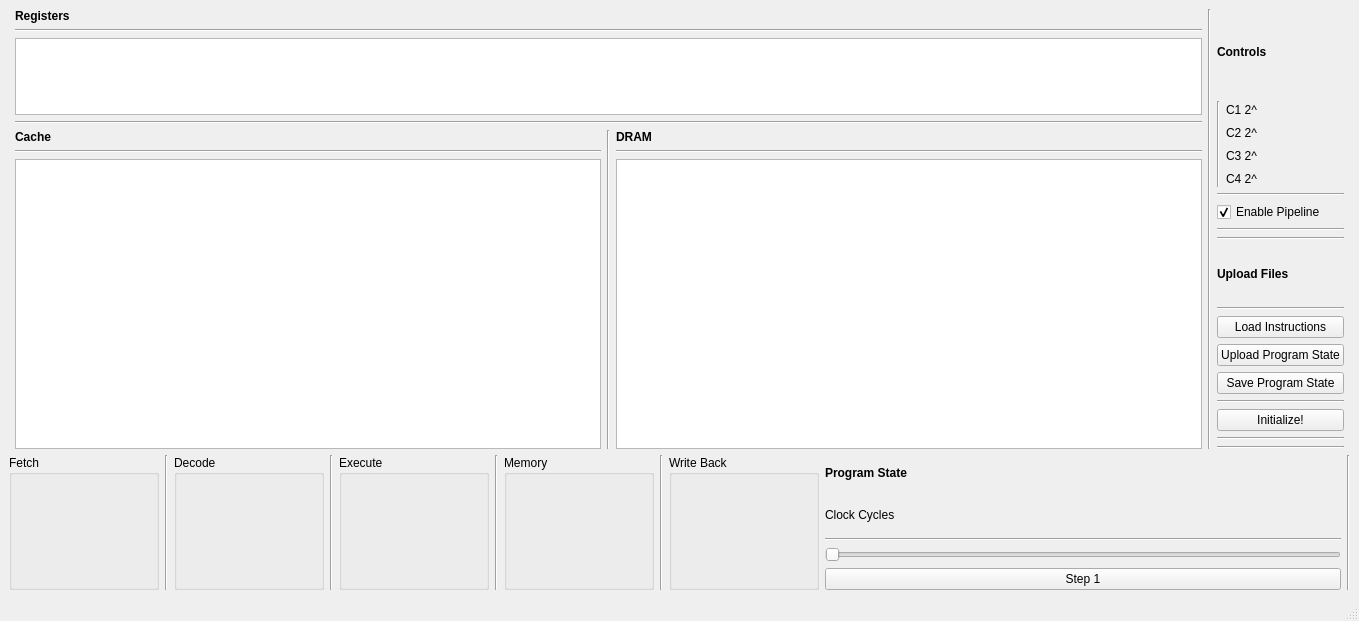
This is gui/gui.ui in bdunahu/RISC-V-ECTOR- as Qt 5 draws it before an edit. The edited form follows.
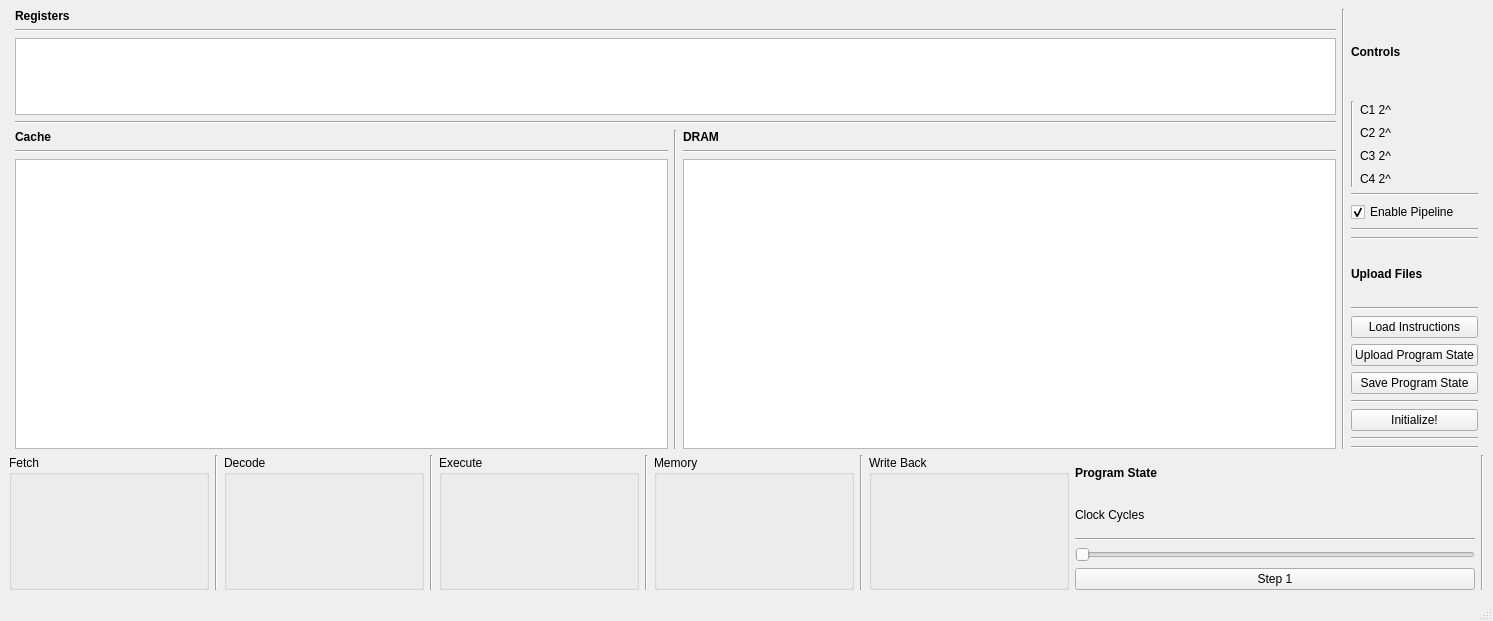
This is the edited form. Custom widgets are drawn as their Qt base class.

Commit message: Fix some spacing issues

What changed in the file:
```diff
--- a/gui/gui.ui
+++ b/gui/gui.ui
@@ -76,7 +76,14 @@
              </widget>
             </item>
             <item>
-             <widget class="QTextEdit" name="cache_table"/>
+             <widget class="QTextEdit" name="cache_table">
+              <property name="minimumSize">
+               <size>
+                <width>500</width>
+                <height>0</height>
+               </size>
+              </property>
+             </widget>
             </item>
            </layout>
           </item>
@@ -109,7 +116,14 @@
              </widget>
             </item>
             <item>
-             <widget class="QTextEdit" name="dram_table"/>
+             <widget class="QTextEdit" name="dram_table">
+              <property name="minimumSize">
+               <size>
+                <width>500</width>
+                <height>0</height>
+               </size>
+              </property>
+             </widget>
             </item>
            </layout>
           </item>
@@ -358,7 +372,7 @@
          <widget class="QGroupBox" name="Fetch">
           <property name="minimumSize">
            <size>
-            <width>150</width>
+            <width>200</width>
             <height>0</height>
            </size>
           </property>
@@ -397,7 +411,7 @@
          <widget class="QGroupBox" name="Decode">
           <property name="minimumSize">
            <size>
-            <width>150</width>
+            <width>200</width>
             <height>0</height>
            </size>
           </property>
@@ -436,7 +450,7 @@
          <widget class="QGroupBox" name="Execute">
           <property name="minimumSize">
            <size>
-            <width>150</width>
+            <width>200</width>
             <height>0</height>
            </size>
           </property>
@@ -499,7 +513,7 @@
          <widget class="QGroupBox" name="Memory">
           <property name="minimumSize">
            <size>
-            <width>150</width>
+            <width>200</width>
             <height>0</height>
            </size>
           </property>
@@ -559,7 +573,7 @@
          <widget class="QGroupBox" name="WriteBack">
           <property name="minimumSize">
            <size>
-            <width>150</width>
+            <width>200</width>
             <height>0</height>
            </size>
           </property>
```
